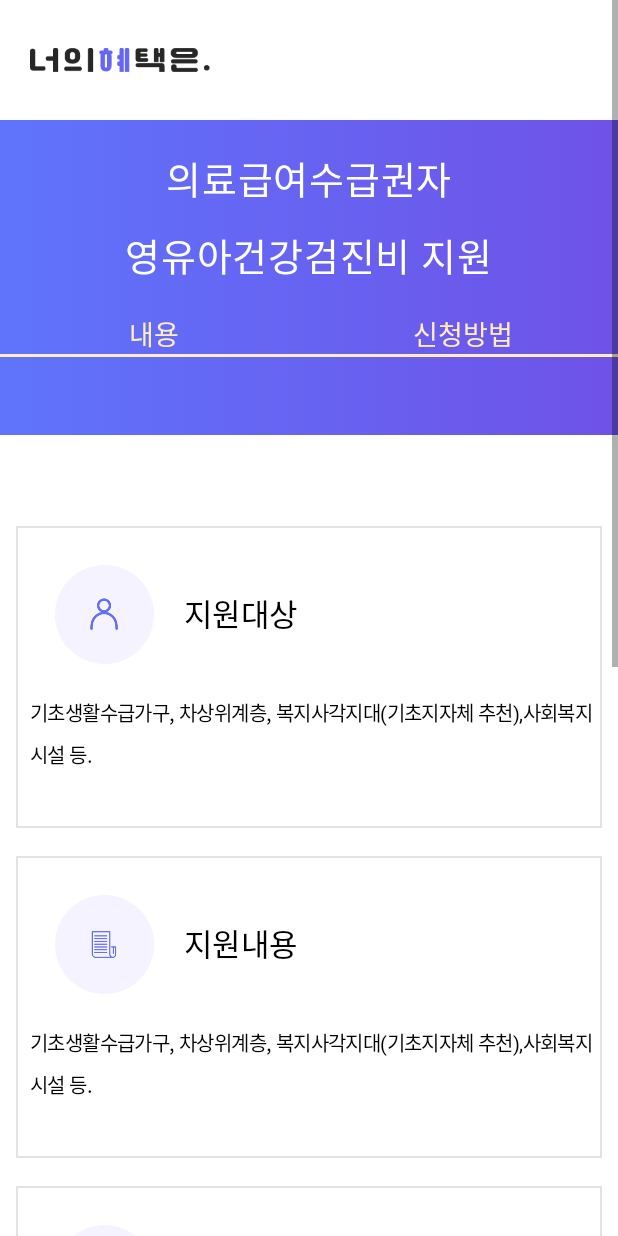
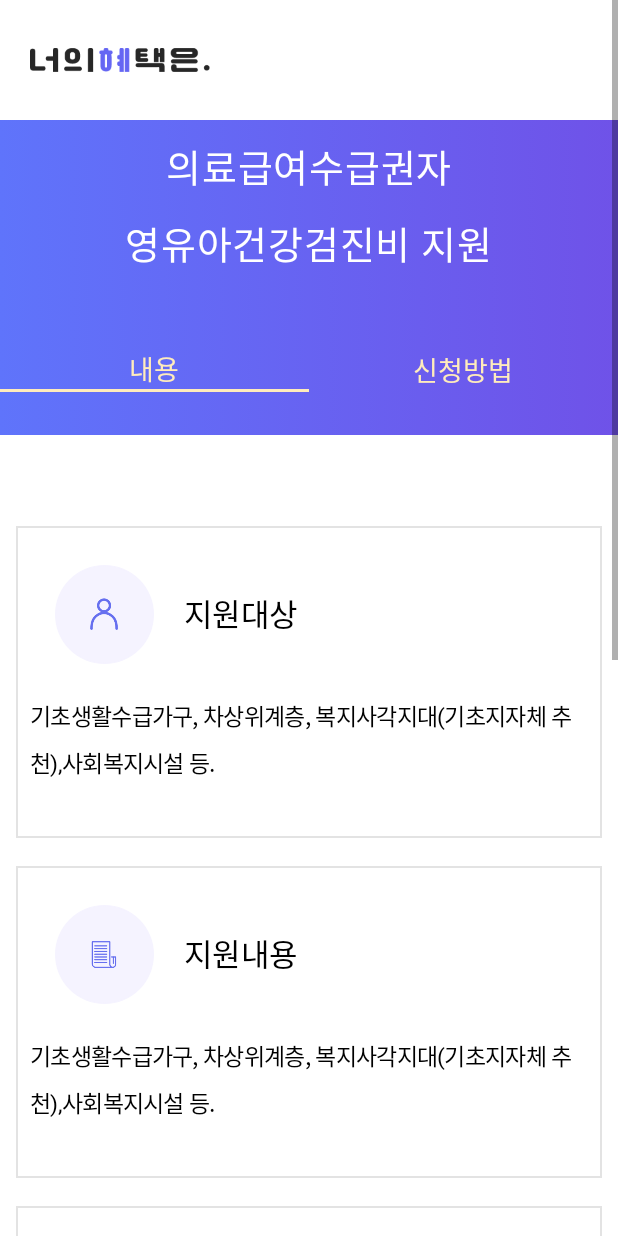
Before and after one commit to constant94-dev/exitCode, an Android app: the DetailBenefitActivity screen opened directly, with no data from a screen before it, on a phone screen of 412 x 824 dp. Run offline under Robolectric (Android 15) with nearby library versions, the phone set to English and light mode, and no system bars; libraries missing offline, so code that uses them is left out: com.borjabravo.readmoretextview; Roboto replaces fonts that are not available here; 1 statement that could not run was skipped.

Commit message:
아이콘 추가, 액티비티 변경, 레이아웃 변경
DetailActivity 서버 응답 데이터 View 세팅, DetailActivity Layout 변경, MainTabLayout 이미지 클릭 시 아이콘 변경

```diff
--- a/app/src/main/java/com/psj/welfare/activity/DetailBenefitActivity.java
+++ b/app/src/main/java/com/psj/welfare/activity/DetailBenefitActivity.java
@@ -5,6 +5,7 @@ import android.os.Bundle;
 import android.util.Log;
 import android.view.View;
 import android.widget.ImageView;
+import android.widget.LinearLayout;
 import android.widget.TextView;
 
 import androidx.appcompat.app.AppCompatActivity;
@@ -21,6 +22,7 @@ import com.psj.welfare.adapter.DetailBenefitRecyclerAdapter;
 import com.psj.welfare.api.ApiService;
 import com.psj.welfare.api.RetroClient;
 import com.psj.welfare.custom.OnSingleClickListener;
+import com.psj.welfare.fragment.MainFragment;
 
 import org.json.JSONException;
 import org.json.JSONObject;
@@ -44,11 +46,12 @@ public class DetailBenefitActivity extends AppCompatActivity {
 	private String detail_data; // 상세 페이지 타이틀
 
 	// 대상, 내용, 기간 텍스트 View
-	private TextView detail_title, detail_contact, detail_period;
+	private TextView detail_contents, detail_title, detail_contact, detail_target;
 	// 타이틀과 연관된 이미지 View
-	private ImageView detail_img, detail_logo;
-	// 장문(글)을 표현하기 위한 텍스트 View
-	private TextView detail_target, detail_contents;
+	private ImageView detail_logo;
+
+	LinearLayout apply_view, content_view;
+	View apply_bottom_view, content_bottom_view;
 
 	// 연관된 혜택 밑의 가로로 버튼들을 넣을 리사이클러뷰
 	// TODO : 어댑터 만들어야 함. 모델 클래스 이상하면 수정하기
@@ -64,13 +67,18 @@ public class DetailBenefitActivity extends AppCompatActivity {
 
 		Log.e(TAG, "onCreate 실행");
 
+		detail_logo = findViewById(R.id.detail_logo);
 
 		detail_title = findViewById(R.id.detail_title);
 		detail_target = findViewById(R.id.detail_target);
 		detail_contents = findViewById(R.id.detail_contents);
+		detail_contact = findViewById(R.id.detail_contact);
 
-		detail_period = findViewById(R.id.detail_period);
-		detail_logo = findViewById(R.id.detail_logo);
+		apply_view = findViewById(R.id.apply_view);
+		content_view = findViewById(R.id.content_view);
+		apply_bottom_view = findViewById(R.id.apply_bottom_view);
+		content_bottom_view = findViewById(R.id.content_bottom_view);
+
 		detail_benefit_recyclerview = (RecyclerView) findViewById(R.id.detail_benefit_btn_recyclerview);
 
 		if (getIntent().hasExtra("RBF_title")) {
@@ -142,19 +150,28 @@ public class DetailBenefitActivity extends AppCompatActivity {
 		super.onResume();
 		Log.e(TAG, "onResume 실행");
 
-		detail_target.setOnClickListener(new View.OnClickListener() {
+		detail_logo.setOnClickListener(new OnSingleClickListener() {
 			@Override
-			public void onClick(View v) {
-				Log.e(TAG, "클릭됨!");
+			public void onSingleClick(View v) {
+				Intent d_intent = new Intent(DetailBenefitActivity.this, MainTabLayoutActivity.class);
+				startActivity(d_intent);
+				finish();
 			}
 		});
 
-		detail_logo.setOnClickListener(new OnSingleClickListener() {
+		content_view.setOnClickListener(new OnSingleClickListener() {
 			@Override
 			public void onSingleClick(View v) {
-				Intent d_intent = new Intent(DetailBenefitActivity.this, MainActivity.class);
-				startActivity(d_intent);
-				finish();
+				content_bottom_view.setVisibility(View.VISIBLE);
+				apply_bottom_view.setVisibility(View.GONE);
+			}
+		});
+
+		apply_view.setOnClickListener(new OnSingleClickListener() {
+			@Override
+			public void onSingleClick(View v) {
+				apply_bottom_view.setVisibility(View.VISIBLE);
+				content_bottom_view.setVisibility(View.GONE);
 			}
 		});
 
@@ -184,6 +201,9 @@ public class DetailBenefitActivity extends AppCompatActivity {
 			period = jsonObject_detail.getString("welf_period");
 			contact = jsonObject_detail.getString("welf_contact");
 
+			detail_title.setText(name);
+
+			symbolChange(target, contents, contact);
 
 		} catch (JSONException e) {
 			e.printStackTrace();
@@ -203,34 +223,29 @@ public class DetailBenefitActivity extends AppCompatActivity {
 		contents.setTrimLength(20);
 		contents.setColorClickableText(ContextCompat.getColor(this, R.color.colorMainBlue));
 
-
 	}
 
-	//
-//	public void readMoreText(){
-//		Pattern line_pattern = Pattern.compile("^;");
-//		Pattern comma_pattern = Pattern.compile(";;");
-//
-//		String target_line = target.replace("^;", "\n");
-//		String target_comma = target_line.replace(";;", ",");
-//		Log.e(TAG, "특수기호 변환 후 : " + target_comma);
-//
-//		String contents_line = contents.replace("^;", "\n");
-//		String contents_comma = contents_line.replace(";;", ",");
-//		Log.e(TAG, "특수기호 변환 후 : " + contents_comma);
-//
-//		String contact_line = contact.replace("^;", "\n");
-//		String contact_comma = contact_line.replace(";;", ",");
-//		Log.e(TAG, "특수기호 변환 후 : " + contact_comma);
-//
-//		detail_title.setText(name);
-//		detail_target.setText(target_comma);
-//		detail_contents.setText(contents_comma);
-//		detail_period.setText(period);
-//		detail_contact.setText(contact_comma);
-//
-//		setReadMoreText(detail_target, detail_contents);
-//	}
+	// 특수기호 변환 기능
+	public void symbolChange(String target, String contents, String contact) {
+		Pattern line_pattern = Pattern.compile("^;");
+		Pattern comma_pattern = Pattern.compile(";;");
+
+		String target_line = target.replace("^;", "\n");
+		String target_comma = target_line.replace(";;", ",");
+		Log.e(TAG, "특수기호 변환 후 : " + target_comma);
+
+		String contents_line = contents.replace("^;", "\n");
+		String contents_comma = contents_line.replace(";;", ",");
+		Log.e(TAG, "특수기호 변환 후 : " + contents_comma);
+
+		String contact_line = contact.replace("^;", "\n");
+		String contact_comma = contact_line.replace(";;", ",");
+		Log.e(TAG, "특수기호 변환 후 : " + contact_comma);
+
+		detail_target.setText(target_comma);
+		detail_contents.setText(contents_comma);
+		detail_contact.setText(contact_comma);
+	}
 
 
 } // DetailBenefitActivity class end
--- a/app/src/main/res/layout/activity_detailbenefit.xml
+++ b/app/src/main/res/layout/activity_detailbenefit.xml
@@ -34,11 +34,11 @@
                 android:layout_width="wrap_content"
                 android:layout_height="wrap_content"
                 android:layout_gravity="center"
+                android:layout_weight=".40"
                 android:fontFamily="@font/jalnan"
-                android:gravity="center_horizontal"
+                android:gravity="center"
                 android:letterSpacing="0.02"
                 android:lineSpacingExtra="14sp"
-                android:padding="20dp"
                 android:text="의료급여수급권자\n영유아건강검진비 지원"
                 android:textColor="#ffffff"
                 android:textSize="25sp" />
@@ -46,15 +46,19 @@
             <LinearLayout
                 android:layout_width="match_parent"
                 android:layout_height="wrap_content"
+                android:layout_weight=".60"
                 android:gravity="center"
                 android:orientation="horizontal">
 
                 <LinearLayout
+                    android:id="@+id/content_view"
                     android:layout_width="0dp"
                     android:layout_height="wrap_content"
                     android:layout_weight=".20"
                     android:gravity="center"
-                    android:orientation="vertical">
+                    android:orientation="vertical"
+                    android:paddingTop="20dp"
+                    android:paddingBottom="10dp">
 
                     <TextView
                         android:layout_width="wrap_content"
@@ -73,11 +77,14 @@
                 </LinearLayout>
 
                 <LinearLayout
+                    android:id="@+id/apply_view"
                     android:layout_width="0dp"
                     android:layout_height="wrap_content"
                     android:layout_weight=".20"
                     android:gravity="center"
-                    android:orientation="vertical">
+                    android:orientation="vertical"
+                    android:paddingTop="20dp"
+                    android:paddingBottom="10dp">
 
                     <!-- 처음엔 내용만 보여주기 때문에 신청방법, 리뷰는 회색으로 보여주게 한다
                      클릭 시 노란색으로 바뀌고 내용이 회색으로 바뀌게 한다-->
@@ -95,7 +102,8 @@
                         android:id="@+id/apply_bottom_view"
                         android:layout_width="wrap_content"
                         android:layout_height="2dp"
-                        android:background="#ffecbc" />
+                        android:background="#ffecbc"
+                        android:visibility="gone" />
 
                 </LinearLayout>
 
@@ -170,7 +178,7 @@
                     android:lineSpacingExtra="8.5sp"
                     android:text="기초생활수급가구, 차상위계층, 복지사각지대(기초지자체 추천),사회복지시설 등."
                     android:textColor="#000000"
-                    android:textSize="13.5sp"
+                    android:textSize="15sp"
                     android:textStyle="normal" />
 
             </LinearLayout>
@@ -241,7 +249,7 @@
                     android:lineSpacingExtra="8.5sp"
                     android:text="기초생활수급가구, 차상위계층, 복지사각지대(기초지자체 추천),사회복지시설 등."
                     android:textColor="#000000"
-                    android:textSize="13.5sp"
+                    android:textSize="15sp"
                     android:textStyle="normal" />
 
             </LinearLayout>
@@ -293,7 +301,7 @@
                 </LinearLayout>
 
                 <TextView
-                    android:id="@+id/detail_period"
+                    android:id="@+id/detail_contact"
                     android:layout_width="wrap_content"
                     android:layout_height="wrap_content"
                     android:layout_gravity="left"
@@ -305,7 +313,7 @@
                     android:lineSpacingExtra="8.5sp"
                     android:text="한국에너지재단 (1670-7653)"
                     android:textColor="#000000"
-                    android:textSize="13.5sp"
+                    android:textSize="15sp"
                     android:textStyle="normal" />
 
             </LinearLayout>
--- a/app/src/main/res/layout/fragment_fourth.xml
+++ b/app/src/main/res/layout/fragment_fourth.xml
@@ -134,7 +134,8 @@
                     android:id="@+id/search_frame_recycler"
                     android:layout_width="match_parent"
                     android:layout_height="match_parent"
-                    android:paddingBottom="80dp" />
+                    android:paddingBottom="80dp"
+                    android:layout_marginBottom="80dp"/>
 
             </LinearLayout>
 
```
Also changed, not shown: app/src/main/java/com/psj/welfare/activity/MainTabLayoutActivity.java (+26 -6 lines), app/src/main/res/drawable/alarm_icon_focus.png (added), app/src/main/res/drawable/home_icon_focus.png (added), app/src/main/res/drawable/my_profile_icon_focus.png (added), app/src/main/res/drawable/news_icon_focus.png (added), app/src/main/res/drawable/search_icon_focus.png (added).
